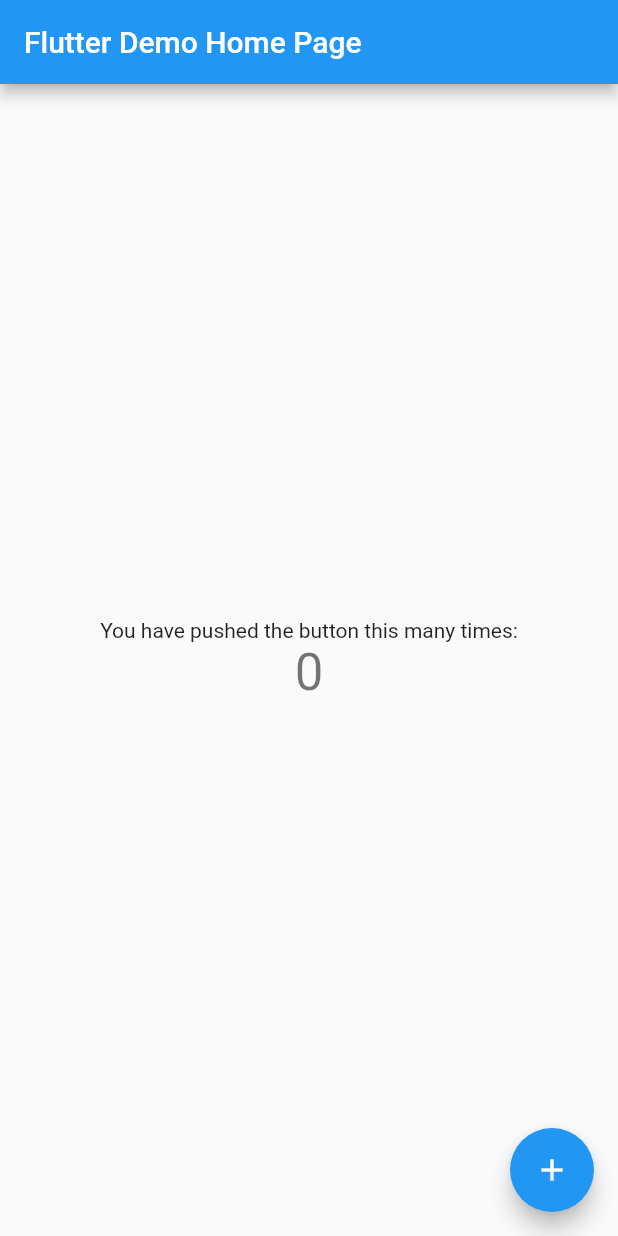
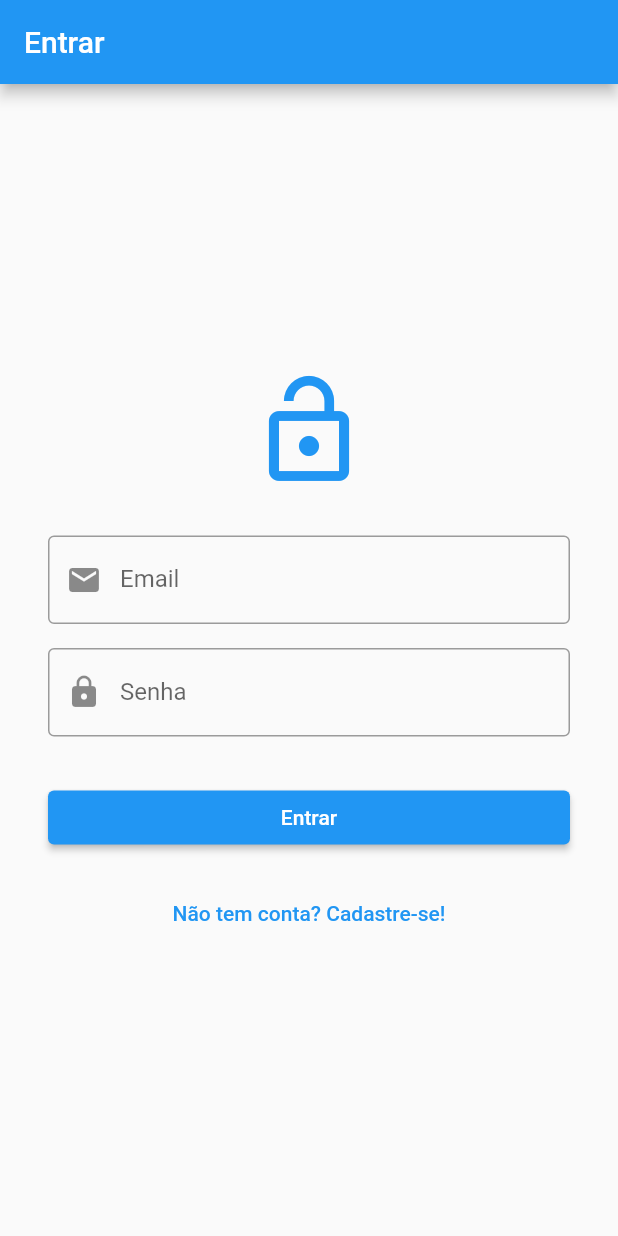
Before and after one commit to gu1frnc4/primeirp_app_flutter, a Flutter app: the screen it shows after launch, on a phone screen of 412 x 824 dp. Run offline on Flutter 3.47's test engine with Material 2 defaults, Android fonts, the phone set to English and light mode, and no system bars.

Commit message:
first commit

```diff
--- a/meu_app/lib/main.dart
+++ b/meu_app/lib/main.dart
@@ -1,115 +1,24 @@
+// main.dart (Refatorado)
+
 import 'package:flutter/material.dart';
+// Importa a tela inicial, que agora será o login
+import 'telas/tela_login.dart';
 
 void main() {
    runApp(const MyApp());
 }
 
+// Widget raiz do aplicativo
 class MyApp extends StatelessWidget {
    const MyApp({super.key});
 
-  // This widget is the root of your application.
    @override
    Widget build(BuildContext context) {
       return MaterialApp(
-      title: 'Flutter Demo',
-      theme: ThemeData(
-        // This is the theme of your application.
-        //
-        // Try running your application with "flutter run". You'll see the
-        // application has a blue toolbar. Then, without quitting the app, try
-        // changing the primarySwatch below to Colors.green and then invoke
-        // "hot reload" (press "r" in the console where you ran "flutter run",
-        // or simply save your changes to "hot reload" in a Flutter IDE).
-        // Notice that the counter didn't reset back to zero; the application
-        // is not restarted.
-        primarySwatch: Colors.blue,
-      ),
-      home: const MyHomePage(title: 'Flutter Demo Home Page'),
+         // ... Seu tema e configurações ...
+       // A tela inicial AGORA É o Login
+         home: TelaLogin(),
       );
    }
 }
-
-class MyHomePage extends StatefulWidget {
-  const MyHomePage({super.key, required this.title});
-
-  // This widget is the home page of your application. It is stateful, meaning
-  // that it has a State object (defined below) that contains fields that affect
-  // how it looks.
-
-  // This class is the configuration for the state. It holds the values (in this
-  // case the title) provided by the parent (in this case the App widget) and
-  // used by the build method of the State. Fields in a Widget subclass are
-  // always marked "final".
-
-  final String title;
-
-  @override
-  State<MyHomePage> createState() => _MyHomePageState();
-}
-
-class _MyHomePageState extends State<MyHomePage> {
-  int _counter = 0;
-
-  void _incrementCounter() {
-    setState(() {
-      // This call to setState tells the Flutter framework that something has
-      // changed in this State, which causes it to rerun the build method below
-      // so that the display can reflect the updated values. If we changed
-      // _counter without calling setState(), then the build method would not be
-      // called again, and so nothing would appear to happen.
-      _counter++;
-    });
-  }
-
-  @override
-  Widget build(BuildContext context) {
-    // This method is rerun every time setState is called, for instance as done
-    // by the _incrementCounter method above.
-    //
-    // The Flutter framework has been optimized to make rerunning build methods
-    // fast, so that you can just rebuild anything that needs updating rather
-    // than having to individually change instances of widgets.
-    return Scaffold(
-      appBar: AppBar(
-        // Here we take the value from the MyHomePage object that was created by
-        // the App.build method, and use it to set our appbar title.
-        title: Text(widget.title),
-      ),
-      body: Center(
-        // Center is a layout widget. It takes a single child and positions it
-        // in the middle of the parent.
-        child: Column(
-          // Column is also a layout widget. It takes a list of children and
-          // arranges them vertically. By default, it sizes itself to fit its
-          // children horizontally, and tries to be as tall as its parent.
-          //
-          // Invoke "debug painting" (press "p" in the console, choose the
-          // "Toggle Debug Paint" action from the Flutter Inspector in Android
-          // Studio, or the "Toggle Debug Paint" command in Visual Studio Code)
-          // to see the wireframe for each widget.
-          //
-          // Column has various properties to control how it sizes itself and
-          // how it positions its children. Here we use mainAxisAlignment to
-          // center the children vertically; the main axis here is the vertical
-          // axis because Columns are vertical (the cross axis would be
-          // horizontal).
-          mainAxisAlignment: MainAxisAlignment.center,
-          children: <Widget>[
-            const Text(
-              'You have pushed the button this many times:',
-            ),
-            Text(
-              '$_counter',
-              style: Theme.of(context).textTheme.headlineMedium,
-            ),
-          ],
-        ),
-      ),
-      floatingActionButton: FloatingActionButton(
-        onPressed: _incrementCounter,
-        tooltip: 'Increment',
-        child: const Icon(Icons.add),
-      ), // This trailing comma makes auto-formatting nicer for build methods.
-    );
-  }
-}
+// O código da TextAnalyzerScreen DEVE ser removido daqui!
--- /dev/null
+++ b/meu_app/lib/telas/tela_login.dart
@@ -0,0 +1,88 @@
+// lib/telas/tela_login.dart
+
+import 'package:flutter/material.dart';
+// Importamos a TelaPrincipal e TelaCadastro, que estão no mesmo diretório 'telas/'
+import 'tela_principal.dart';
+import 'tela_cadastro.dart';
+
+// === TELA DE LOGIN ===
+class TelaLogin extends StatelessWidget {
+  TelaLogin({super.key});
+
+  // Controladores para os campos de texto
+  final TextEditingController _emailController = TextEditingController();
+  final TextEditingController _passwordController = TextEditingController();
+
+  @override
+  Widget build(BuildContext context) {
+    return Scaffold(
+     appBar: AppBar(
+       title: const Text('Entrar', style: TextStyle(color: Colors.white)),
+        backgroundColor: Colors.blue,
+      ),
+      body: Center(
+        child: SingleChildScrollView(
+          padding: const EdgeInsets.all(32.0),
+          child: Column(
+            mainAxisAlignment: MainAxisAlignment.center,
+            crossAxisAlignment: CrossAxisAlignment.stretch,
+            children: <Widget>[
+              //
+              const Icon(Icons.lock_open, size: 80, color: Colors.blue),
+              const SizedBox(height: 30),
+
+              // Campo de Email
+              TextField(
+                controller: _emailController,
+                keyboardType: TextInputType.emailAddress,
+                decoration: const InputDecoration(
+                  labelText: 'Email',
+                  border: OutlineInputBorder(),
+                  prefixIcon: Icon(Icons.email),
+                ),
+              ),
+              const SizedBox(height: 16),
+
+              // Campo de Senha
+              TextField(
+                controller: _passwordController,
+                obscureText: true,
+                decoration: const InputDecoration(
+                  labelText: 'Senha',
+                  border: OutlineInputBorder(),
+                  prefixIcon: Icon(Icons.lock),
+                ),
+              ),
+              const SizedBox(height: 30),
+
+              // Botão de Login
+              ElevatedButton(
+                onPressed: () {
+                  // Após o login bem-sucedido, navega para a TelaPrincipal
+                  // pushReplacement: remove a tela de login da pilha para que o usuário não volte
+                  Navigator.of(context).pushReplacement(
+                    MaterialPageRoute(builder: (context) => const TelaPrincipal()),
+                  );
+                },
+                child: const Text('Entrar'),
+              ),
+              const SizedBox(height: 16),
+
+              // Botão para ir para o Cadastro
+              TextButton(
+                onPressed: () {
+                  // Navega para a TelaCadastro
+                  // push: adiciona a tela de cadastro na pilha (o botão Voltar funcionará)
+                  Navigator.of(context).push(
+                    MaterialPageRoute(builder: (context) => TelaCadastro()),
+                 );
+                },
+                child: const Text('Não tem conta? Cadastre-se!'),
+              ),
+            ],
+          ),
+        ),
+      ),
+    );
+  }
+}
```
Also changed, not shown: meu_app/lib/telas/tela_cadastro.dart (added, +91 -0 lines), meu_app/lib/telas/tela_principal.dart (added, +171 -0 lines). Lines whose indentation alone changed are shown as unchanged.
